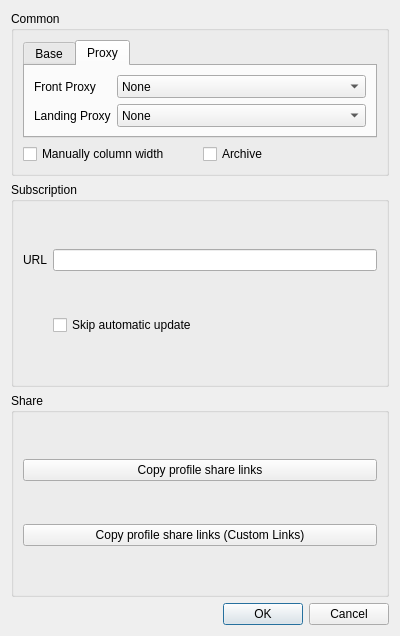
Old version of the form include/ui/group/dialog_edit_group.ui in the repository qr243vbi/nekobox.
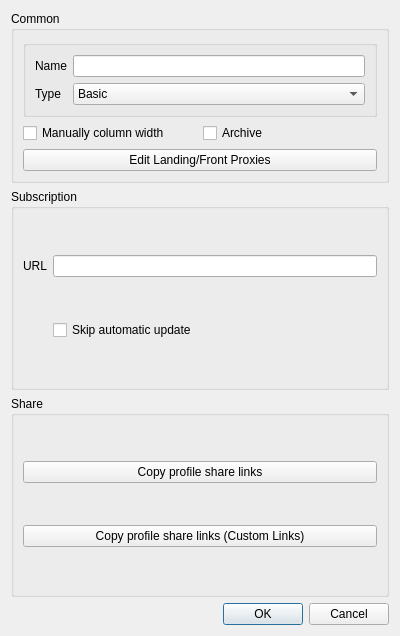
New version of the form. The open tabs and pages were chosen to show the change. Custom widgets are drawn as their Qt base class.

Commit message: Replace 'show window' functionality in tray icon with 'toggle window'

```diff
--- a/include/ui/group/dialog_edit_group.ui
+++ b/include/ui/group/dialog_edit_group.ui
@@ -36,26 +36,29 @@
      </property>
      <layout class="QVBoxLayout" name="verticalLayout_3">
       <item>
-       <widget class="QTabWidget" name="common_tabs">
-        <property name="currentIndex">
-         <number>0</number>
+       <widget class="QGroupBox" name="groupBox">
+        <property name="title">
+         <string/>
         </property>
-        <widget class="QWidget" name="tab_5">
-         <attribute name="title">
-          <string>Base</string>
-         </attribute>
+        <property name="flat">
+         <bool>true</bool>
+        </property>
          <layout class="QGridLayout" name="gridLayout">
-          <item row="0" column="0">
+         <item row="1" column="1">
            <widget class="QLabel" name="label">
             <property name="text">
              <string>Name</string>
             </property>
            </widget>
           </item>
-          <item row="0" column="1">
-           <widget class="QLineEdit" name="name"/>
-          </item>
-          <item row="1" column="1">
+         <item row="2" column="1">
+          <widget class="QLabel" name="label_2">
+           <property name="text">
+            <string>Type</string>
+           </property>
+          </widget>
+         </item>
+         <item row="2" column="3">
            <widget class="QComboBox" name="type">
             <item>
              <property name="text">
@@ -69,70 +72,11 @@
             </item>
            </widget>
           </item>
-          <item row="1" column="0">
-           <widget class="QLabel" name="label_2">
-            <property name="text">
-             <string>Type</string>
-            </property>
-           </widget>
+         <item row="1" column="3">
+          <widget class="QLineEdit" name="name"/>
           </item>
          </layout>
         </widget>
-        <widget class="QWidget" name="tab_6">
-         <attribute name="title">
-          <string>Proxy</string>
-         </attribute>
-         <layout class="QGridLayout" name="gridLayout_2">
-          <item row="0" column="1">
-           <widget class="QComboBox" name="front_proxy">
-            <property name="sizePolicy">
-             <sizepolicy hsizetype="Expanding" vsizetype="Preferred">
-              <horstretch>0</horstretch>
-              <verstretch>0</verstretch>
-             </sizepolicy>
-            </property>
-            <item>
-             <property name="text">
-              <string notr="true">None</string>
-             </property>
-            </item>
-           </widget>
-          </item>
-          <item row="0" column="0">
-           <widget class="QLabel" name="front_proxy_l">
-            <property name="text">
-             <string>Front Proxy</string>
-            </property>
-           </widget>
-          </item>
-          <item row="1" column="0">
-           <widget class="QLabel" name="landing_proxy_l">
-            <property name="text">
-             <string>Landing Proxy</string>
-            </property>
-           </widget>
-          </item>
-          <item row="1" column="1">
-           <widget class="QComboBox" name="landing_proxy">
-            <property name="sizePolicy">
-             <sizepolicy hsizetype="Expanding" vsizetype="Preferred">
-              <horstretch>0</horstretch>
-              <verstretch>0</verstretch>
-             </sizepolicy>
-            </property>
-            <item>
-             <property name="text">
-              <string notr="true">None</string>
-             </property>
-            </item>
-           </widget>
-          </item>
-         </layout>
-        </widget>
-       </widget>
-      </item>
-      <item>
-       <layout class="QHBoxLayout" name="horizontalLayout"/>
       </item>
       <item>
        <layout class="QHBoxLayout" name="horizontalLayout_2">
@@ -152,6 +96,13 @@
         </item>
        </layout>
       </item>
+      <item>
+       <widget class="QPushButton" name="pushButton">
+        <property name="text">
+         <string>Edit Landing/Front Proxies</string>
+        </property>
+       </widget>
+      </item>
      </layout>
     </widget>
    </item>
```
Lines whose indentation alone changed are shown as unchanged. The commit also changes 4 other files.
